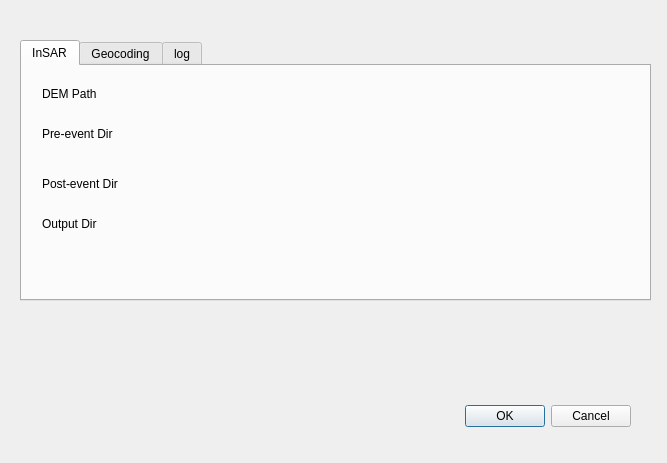
syu-tan/azayaka, file src_qgis_plugin/azayaka_plugin_dialog_base.ui: the form before one commit.
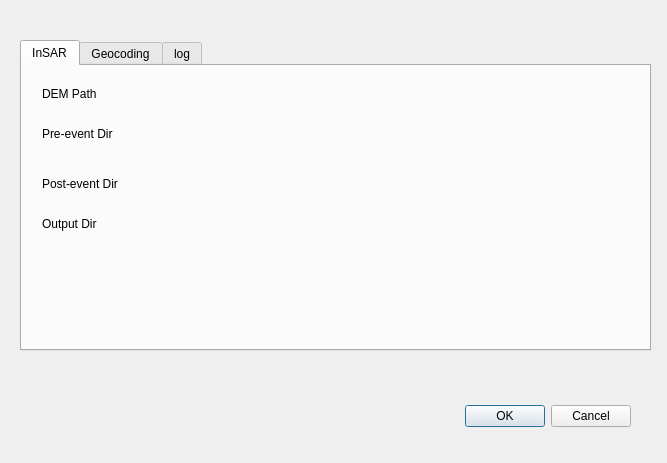
The form after the commit. The open tabs and pages were chosen to show the change. Custom widgets are drawn as their Qt base class.

Commit message: [FIX] change tab size

The edit to the form file:
```diff
--- a/src_qgis_plugin/azayaka_plugin_dialog_base.ui
+++ b/src_qgis_plugin/azayaka_plugin_dialog_base.ui
@@ -35,7 +35,7 @@
      <x>20</x>
      <y>40</y>
      <width>631</width>
-     <height>261</height>
+     <height>311</height>
     </rect>
    </property>
    <property name="currentIndex">
```
Left out of the diff: 2 changed lines with no effect on the pictures.
